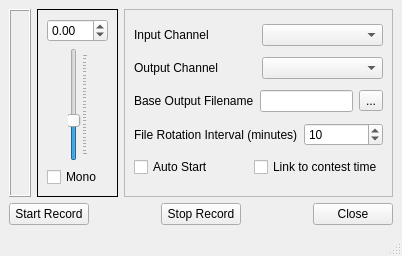
This is mqt/MqtRigRecorder/mainwindow.ui in Rsclub22/Minos2-Mirror as Qt 5 draws it before an edit. The edited form follows.
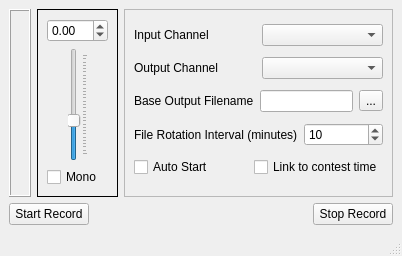
This is the edited form. Custom widgets are drawn as their Qt base class.

Commit message: Remove close button, hide (for now) autostart

What changed in the file:
```diff
--- a/mqt/MqtRigRecorder/mainwindow.ui
+++ b/mqt/MqtRigRecorder/mainwindow.ui
@@ -245,26 +245,6 @@
         </property>
        </widget>
       </item>
-      <item>
-       <spacer name="horizontalSpacer_2">
-        <property name="orientation">
-         <enum>Qt::Horizontal</enum>
-        </property>
-        <property name="sizeHint" stdset="0">
-         <size>
-          <width>40</width>
-          <height>20</height>
-         </size>
-        </property>
-       </spacer>
-      </item>
-      <item>
-       <widget class="QPushButton" name="closeButton">
-        <property name="text">
-         <string>Close</string>
-        </property>
-       </widget>
-      </item>
      </layout>
     </item>
    </layout>
```
The commit also changes 2 other files.
